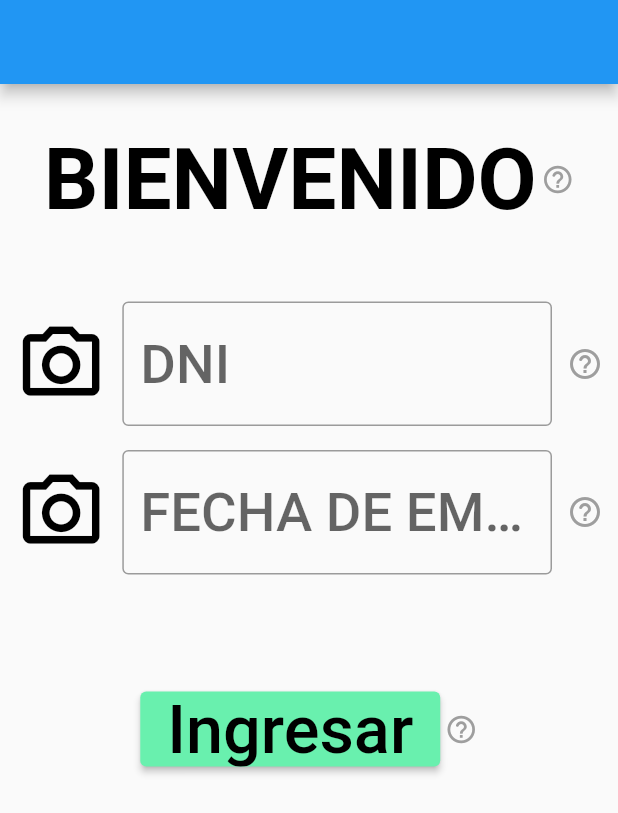
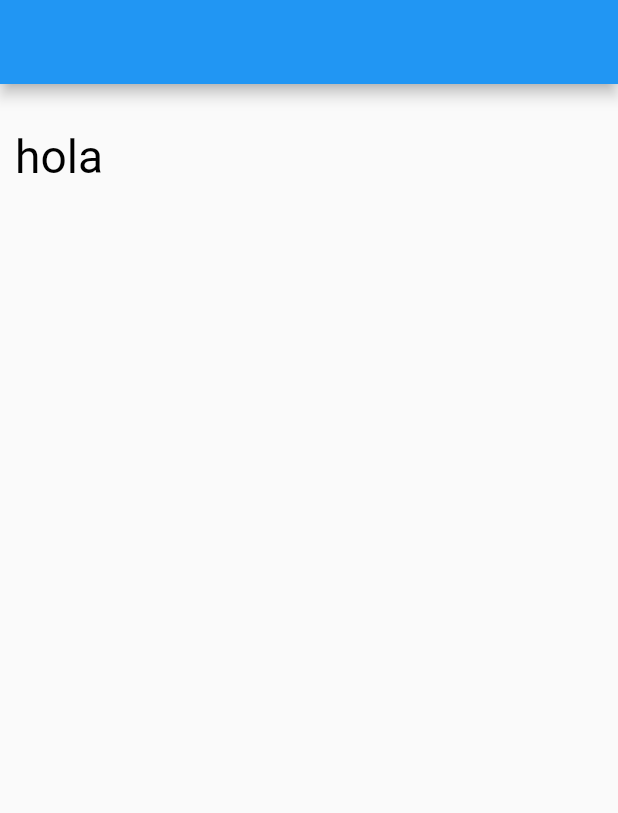
Before and after one commit to Juanca0312/PRY20220116, a Flutter app: the screen it shows after launch, after a tap on "Ingresar", on a phone screen of 412 x 824 dp. Shown: the top 813 px of the screen. Run offline on Flutter 3.47's test engine with Material 2 defaults, Android fonts, the phone set to English and light mode, and no system bars; Roboto replaces fonts that are missing (Montserrat).

Commit message:
Navigation to HomeScreen from Login

```diff
--- a/lib/main.dart
+++ b/lib/main.dart
@@ -1,4 +1,5 @@
 import 'package:flutter/material.dart';
+import 'package:pry20220116/screens/home.dart';
 import 'package:pry20220116/screens/login.dart';
 import 'dart:ui';
 
@@ -87,6 +88,7 @@ class MyApp extends StatelessWidget {
       initialRoute: '/',
       routes: {
         '/': (context) => const Login(),
+        '/home': (context) => const Home()
       },
     );
   }
--- /dev/null
+++ b/lib/screens/home.dart
@@ -0,0 +1,24 @@
+import 'package:flutter/material.dart';
+
+
+class Home extends StatefulWidget {
+  const Home({Key? key}) : super(key: key);
+
+  @override
+  State<Home> createState() => _HomeState();
+}
+
+class _HomeState extends State<Home> {
+  final _formKey = GlobalKey<FormState>();
+
+  @override
+  Widget build(BuildContext context) {
+    return Scaffold(
+      appBar: AppBar(automaticallyImplyLeading: false,),
+      body: Padding(
+        padding: const EdgeInsets.symmetric(horizontal: 10.0, vertical: 30),
+        child: Text('hola')
+      ),
+    );
+  }
+}
--- a/lib/screens/login.dart
+++ b/lib/screens/login.dart
@@ -31,14 +31,23 @@ class _LoginState extends State<Login> {
             Form(
               key: _formKey,
               child: Column(
-                children: const [
+                children: [
                   // Add TextFormFields and ElevatedButton here.
-                  InputWithHelp(
+                  const InputWithHelp(
                       placeholder: 'DNI', tooltipMessage: 'Ayuda'),
-                  InputWithHelp(
+                  const InputWithHelp(
                       placeholder: 'FECHA DE EMISION', tooltipMessage: 'Ayuda'),
-                  SizedBox(height: 70,),
-                  WithTooltip(child: PrimaryButton(text: 'Ingresar'), tooltipMessage: 'Ayuda')
+                  const SizedBox(
+                    height: 70,
+                  ),
+                  WithTooltip(
+                      child: PrimaryButton(
+                        text: 'Ingresar',
+                        onPressed: () {
+                          Navigator.pushNamed(context, '/home');
+                        },
+                      ),
+                      tooltipMessage: 'Ayuda')
                 ],
               ),
             )
--- a/lib/widgets/primary_button.dart
+++ b/lib/widgets/primary_button.dart
@@ -2,15 +2,16 @@ import 'package:flutter/material.dart';
 
 class PrimaryButton extends StatelessWidget {
   final String? text;
-  const PrimaryButton({Key? key, @required this.text}) : super(key: key);
+  final VoidCallback? onPressed; // Notice the variable type
+  const PrimaryButton({Key? key, @required this.text, @required this.onPressed}) : super(key: key);
 
   @override
   Widget build(BuildContext context) {
     return SizedBox(
-      width: 200, // <-- Your width
-      height: 50, // <-- Your height
+      width: 200,
+      height: 50,
       child: ElevatedButton(
-        onPressed: () {},
+        onPressed: onPressed,
         child: Text(text!,
             style: Theme.of(context).textTheme.headline2),
         style: ButtonStyle(
```
